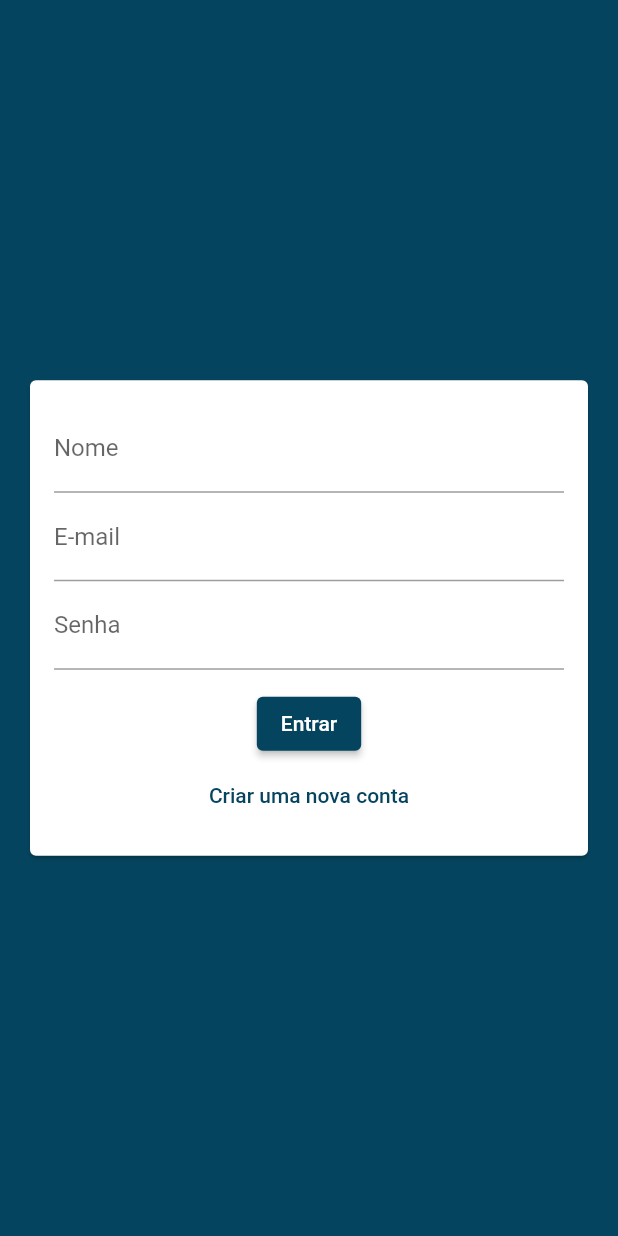
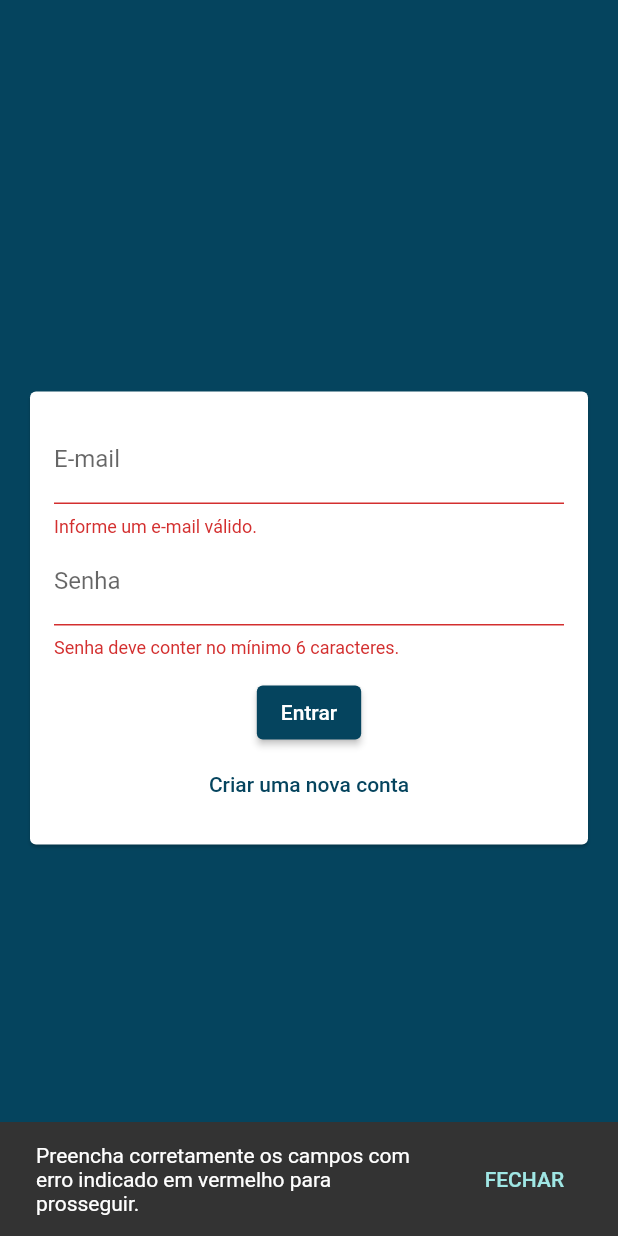
Before and after one commit to marcosmanto/chat_flutter_coder, a Flutter app: the screen it shows after launch, after a tap on "Entrar", on a phone screen of 412 x 824 dp. Run offline on Flutter 3.47's test engine with Material 2 defaults, Android fonts, the light colour scheme and no system bars.

Commit message:
AuthPage development stage.

```diff
--- a/lib/components/auth_form.dart
+++ b/lib/components/auth_form.dart
@@ -1,7 +1,37 @@
+import 'package:chat_flutter_coder/models/auth_form_data.dart';
 import 'package:flutter/material.dart';
 
-class AuthForm extends StatelessWidget {
-  const AuthForm({super.key});
+class AuthForm extends StatefulWidget {
+  final void Function(AuthFormData) onSubmit;
+
+  const AuthForm({super.key, required this.onSubmit});
+
+  @override
+  State<AuthForm> createState() => _AuthFormState();
+}
+
+class _AuthFormState extends State<AuthForm> {
+  final _formKey = GlobalKey<FormState>();
+  final _formData = AuthFormData();
+
+  void _submit() {
+    final isValid = _formKey.currentState?.validate() ?? false;
+    if (!isValid) {
+      ScaffoldMessenger.of(context).showSnackBar(SnackBar(
+        content: const Text(
+            'Preencha corretamente os campos com erro indicado em vermelho para prosseguir.'),
+        duration: const Duration(seconds: 4),
+        action: SnackBarAction(
+          label: 'FECHAR',
+          onPressed: () => ScaffoldMessenger.of(context).hideCurrentSnackBar(),
+        ),
+      ));
+      return;
+    }
+
+    // send form data to the parent widget AuthPage
+    widget.onSubmit(_formData);
+  }
 
   @override
   Widget build(BuildContext context) {
@@ -10,25 +40,64 @@ class AuthForm extends StatelessWidget {
       child: Padding(
         padding: const EdgeInsets.all(16.0),
         child: Form(
+            key: _formKey,
             child: Column(
               children: [
+                if (_formData.isSignup)
                   TextFormField(
+                    key: const ValueKey('name'),
+                    initialValue: _formData.name,
+                    onChanged: (name) => _formData.name = name,
                     decoration: const InputDecoration(labelText: 'Nome'),
+                    validator: (value) {
+                      final String name = value ?? '';
+                      if (name.trim().length < 5) {
+                        return 'Nome deve conter no mínimo 5 caracteres.';
+                      }
+                      return null;
+                    },
                   ),
                 TextFormField(
+                  key: const ValueKey('email'),
+                  initialValue: _formData.email,
+                  onChanged: (email) => _formData.email = email,
                   decoration: const InputDecoration(labelText: 'E-mail'),
+                  validator: (email) {
+                    if (email!.trim().isEmpty ||
+                        !RegExp(r"^[a-zA-Z0-9.a-zA-Z0-9.!#$%&'*+-/=?^_`{|}~]+@[a-zA-Z0-9]+\.[a-zA-Z]{2,3}$")
+                            .hasMatch(email.trim())) {
+                      return 'Informe um e-mail válido.';
+                    }
+                    return null;
+                  },
                 ),
                 TextFormField(
+                  key: const ValueKey('password'),
+                  initialValue: _formData.password,
+                  onChanged: (password) => _formData.password = password,
                   decoration: const InputDecoration(labelText: 'Senha'),
+                  validator: (value) {
+                    final String password = value ?? '';
+                    if (password.length < 6) {
+                      return 'Senha deve conter no mínimo 6 caracteres.';
+                    }
+                    return null;
+                  },
                 ),
                 const SizedBox(height: 12),
                 ElevatedButton(
-              onPressed: () {},
-              child: const Text('Entrar'),
+                  onPressed: _submit,
+                  child: Text(_formData.isLogin ? 'Entrar' : 'Cadastrar'),
                 ),
                 TextButton(
-              onPressed: () {},
-              child: const Text('Criar uma nova conta'),
+                  onPressed: () {
+                    setState(() {
+                      _formData.toggleAutMode();
+                    });
+                  },
+                  child: Text(_formData.isLogin
+                      ? 'Criar uma nova conta'
+                      : 'Já possui conta?'),
                 )
               ],
             )),
--- a/lib/main.dart
+++ b/lib/main.dart
@@ -1,4 +1,3 @@
-import 'package:chat_flutter_coder/components/auth_form.dart';
 import 'package:flutter/material.dart';
 
 import 'pages/auth_page.dart';
--- a/lib/pages/auth_page.dart
+++ b/lib/pages/auth_page.dart
@@ -1,20 +1,55 @@
 import 'package:chat_flutter_coder/components/auth_form.dart';
+import 'package:chat_flutter_coder/models/auth_form_data.dart';
 import 'package:chat_flutter_coder/utils/clear_focus.dart';
 import 'package:flutter/material.dart';
 
-class AuthPage extends StatelessWidget {
+class AuthPage extends StatefulWidget {
   const AuthPage({super.key});
+
+  @override
+  State<AuthPage> createState() => _AuthPageState();
+}
+
+class _AuthPageState extends State<AuthPage> {
+  bool _isLoading = false;
+
+  void _handleSubmit(AuthFormData formData) {
+    setState(() => _isLoading = true);
+
+    print(formData.toString());
+
+    setState(() => _isLoading = false);
+  }
 
   @override
   Widget build(BuildContext context) {
     return Scaffold(
       backgroundColor: Theme.of(context).colorScheme.primary,
-      body: const ClearFocus(
-        child: Center(
-          child: SingleChildScrollView(
-            child: AuthForm(),
+      body: Stack(
+        children: [
+          ClearFocus(
+            child: Center(
+              child: SingleChildScrollView(
+                child: AuthForm(onSubmit: _handleSubmit),
+              ),
+            ),
           ),
-        ),
+          if (_isLoading) // loading overlay
+            Container(
+              width: MediaQuery.of(context).size.width,
+              height: MediaQuery.of(context).size.height,
+              color: const Color.fromRGBO(0, 0, 0, .5),
+              child: Center(
+                child: SizedBox(
+                  width: 55,
+                  height: 55,
+                  child: RefreshProgressIndicator(
+                    color: Theme.of(context).colorScheme.primary,
+                  ),
+                ),
+              ),
+            )
+        ],
       ),
     );
   }
```
Also changed, not shown: lib/models/auth_form_data.dart (+14 -0 lines). Lines whose indentation alone changed are shown as unchanged.
